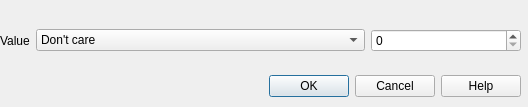
Old version of the form src/cdlgselectmeasurementvalue.ui in the repository grodansparadis/vscp-works-qt.
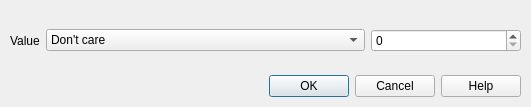
New version of the form.

```diff
--- a/src/cdlgselectmeasurementvalue.ui
+++ b/src/cdlgselectmeasurementvalue.ui
@@ -6,7 +6,7 @@
    <rect>
     <x>0</x>
     <y>0</y>
-    <width>528</width>
+    <width>531</width>
     <height>107</height>
    </rect>
   </property>
@@ -32,9 +32,9 @@
   <widget class="QWidget" name="gridLayoutWidget">
    <property name="geometry">
     <rect>
-     <x>0</x>
+     <x>10</x>
      <y>20</y>
-     <width>521</width>
+     <width>511</width>
      <height>41</height>
     </rect>
    </property>
```
Left out of the diff: 8 changed lines with no effect on the pictures.
